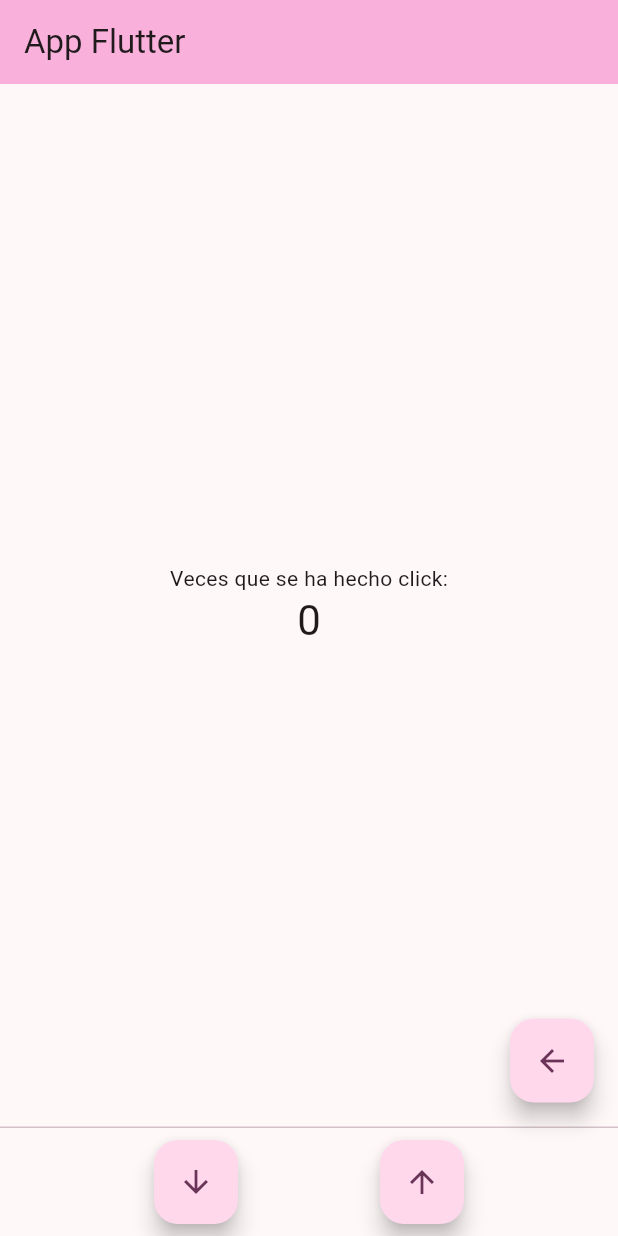
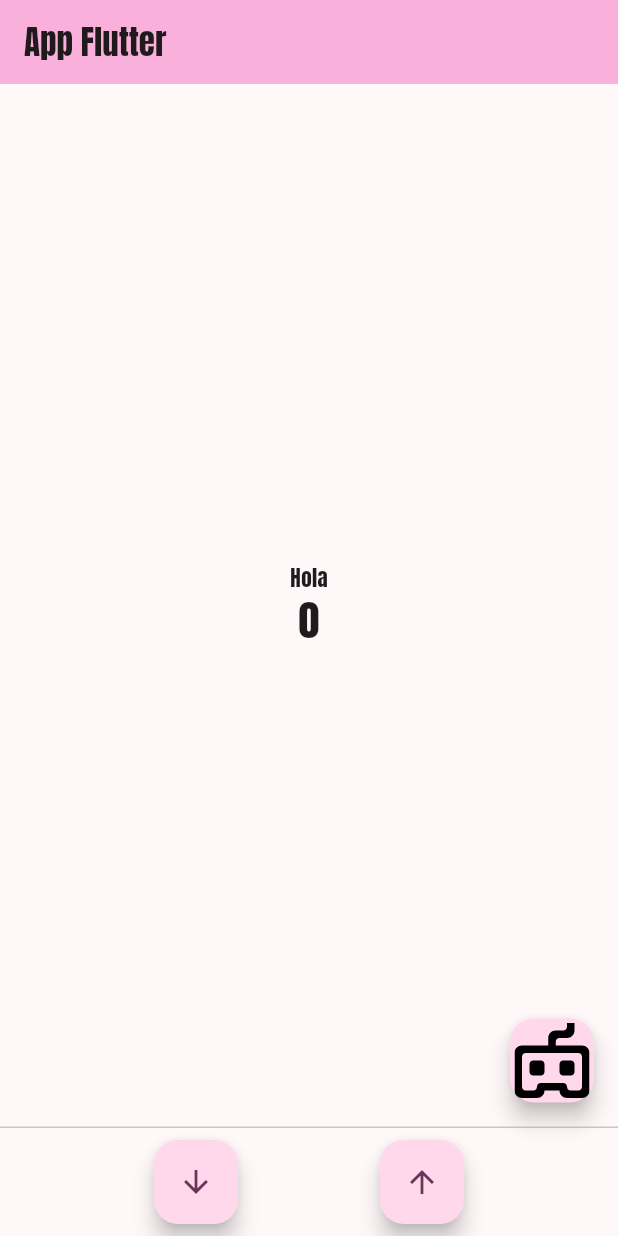
Before and after one commit to gsalazar2023/programacionDisMovil, a Flutter app: the screen it shows after launch, on a phone screen of 412 x 824 dp. Run offline on Flutter 3.47's test engine with Material 3 defaults, Android fonts, the phone set to English and light mode, and no system bars; our stand-ins replace flutter_svg.

Commit message:
Lab4 commit
falta punto 7

```diff
--- a/laboratorio3_salazar_gabriela/flutter_lab3/lib/main.dart
+++ b/laboratorio3_salazar_gabriela/flutter_lab3/lib/main.dart
@@ -1,4 +1,5 @@
 import 'package:flutter/material.dart';
+import 'package:flutter_svg/flutter_svg.dart';
 
 void main() {
   runApp(const MyApp());
@@ -13,6 +14,7 @@ class MyApp extends StatelessWidget {
     return MaterialApp(
       title: 'App',
       theme: ThemeData(
+        fontFamily: 'Anton',
         // This is the theme of your application.
         //
         // TRY THIS: Try running your application with "flutter run". You'll see
@@ -102,7 +104,7 @@ class _MyHomePageState extends State<MyHomePage> {
             mainAxisAlignment: MainAxisAlignment.center,
             children: <Widget>[
               const Text(
-                'Veces que se ha hecho click:',
+                'Hola',
               ),
               Text(
                 '$_counter',
@@ -114,7 +116,11 @@ class _MyHomePageState extends State<MyHomePage> {
         floatingActionButton: FloatingActionButton(
           onPressed: _resetCounter,
           tooltip: 'Reiniciar contador',
-          child: const Icon(Icons.arrow_back),
+          child: SvgPicture.asset(
+            'assets/icons/gamecontrol.svg',
+            width: 50,
+            height: 50,
+          ),
         ),
         persistentFooterAlignment: AlignmentDirectional.bottomCenter,
         persistentFooterButtons: [
@@ -133,6 +139,7 @@ class _MyHomePageState extends State<MyHomePage> {
             ],
           )
         ]
+
         // This trailing comma makes auto-formatting nicer for build methods.
         );
   }
```
Also changed, not shown: laboratorio3_salazar_gabriela/flutter_lab3/pubspec.yaml (+9 -7 lines), laboratorio3_salazar_gabriela/flutter_lab3/assets/fonts/Anton-Regular.ttf (added), laboratorio3_salazar_gabriela/flutter_lab3/assets/fonts/Jersey10Charted-Regular.ttf (added), laboratorio3_salazar_gabriela/flutter_lab3/assets/icons/gamecontrol.svg (added), laboratorio3_salazar_gabriela/flutter_lab3/pubspec.lock.
